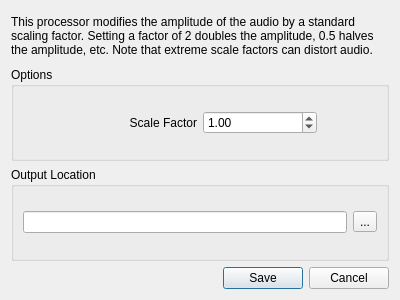
The window that qt-imported/uic/gain.ui (gonzales-lloyd/cs-202-final-project) describes before a commit, drawn with Qt 5.
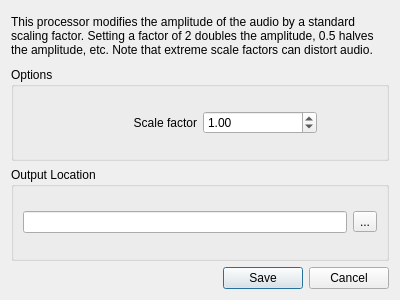
The same window after the commit. Icons and pictures are not drawn.

Patch:
```diff
--- a/qt-imported/uic/gain.ui
+++ b/qt-imported/uic/gain.ui
@@ -13,6 +13,18 @@
     <height>300</height>
    </rect>
   </property>
+  <property name="sizePolicy">
+   <sizepolicy hsizetype="Fixed" vsizetype="Fixed">
+    <horstretch>0</horstretch>
+    <verstretch>0</verstretch>
+   </sizepolicy>
+  </property>
+  <property name="minimumSize">
+   <size>
+    <width>400</width>
+    <height>300</height>
+   </size>
+  </property>
   <property name="windowTitle">
    <string>Processor: Normalization</string>
   </property>
@@ -60,7 +72,7 @@
         <item>
          <widget class="QLabel" name="scaleFactorLabel">
           <property name="text">
-           <string>Scale Factor</string>
+           <string>Scale factor</string>
           </property>
           <property name="alignment">
            <set>Qt::AlignRight|Qt::AlignTrailing|Qt::AlignVCenter</set>
```
Left out of the diff: 9 changed lines with no effect on the pictures.
